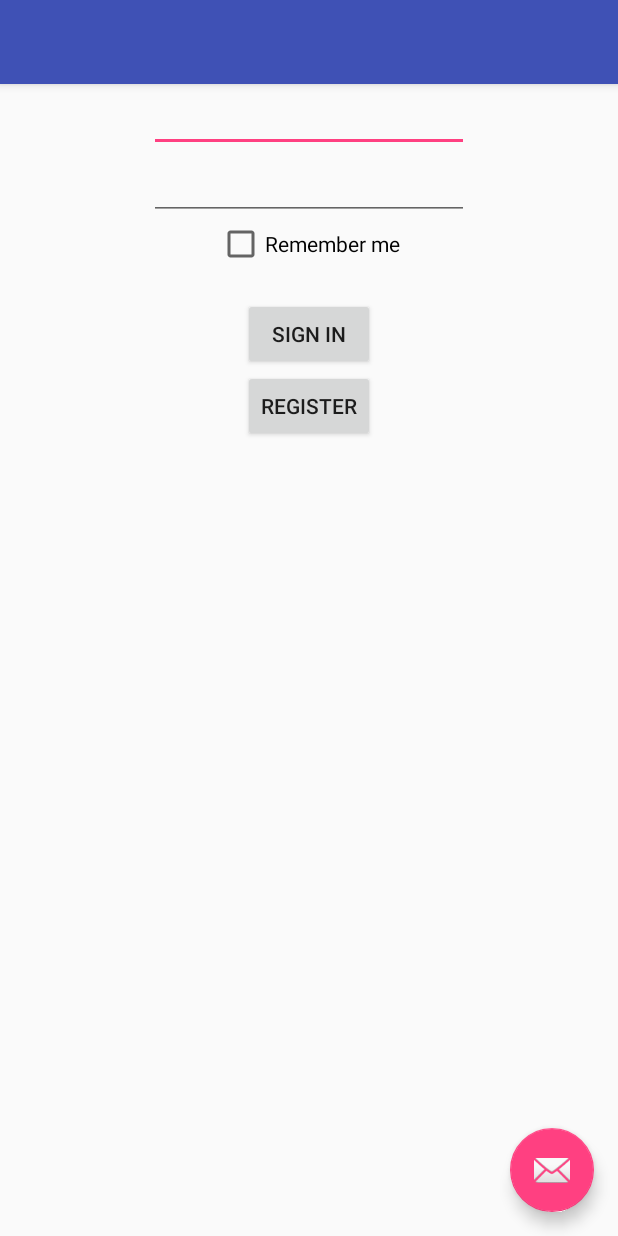
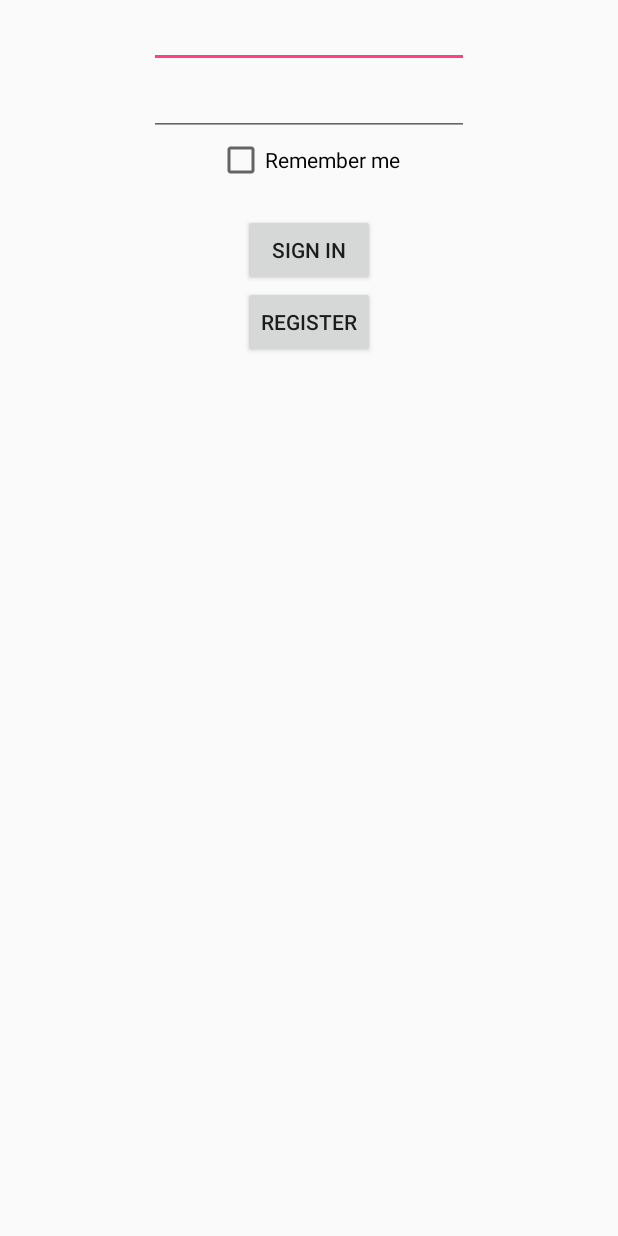
Before and after one commit to SGKhmCs/wBoard-android, an Android app: the layout activity_main.xml on its own in the app's theme, with its tools: preview values and no code run, on a phone screen of 412 x 824 dp. Run offline under Robolectric (Android 15) with nearby library versions, the phone set to English and light mode, and no system bars.

```diff
--- a/build.gradle
+++ b/build.gradle
@@ -27,9 +27,12 @@ dependencies {
     androidTestCompile('com.android.support.test.espresso:espresso-core:2.2.2', {
         exclude group: 'com.android.support', module: 'support-annotations'
     })
+    compile 'com.google.code.gson:gson:2.8.1'
     compile 'com.android.support:appcompat-v7:25.3.1'
     compile 'com.android.support:design:25.3.1'
     compile 'com.android.support.constraint:constraint-layout:+'
     testCompile 'junit:junit:4.12'
-    compile files('libs/retrofit-2.3.0.jar')
+    compile 'com.squareup.retrofit2:retrofit:2.3.0'
+    compile 'com.squareup.retrofit2:converter-gson:2.3.0'
+    compile 'com.squareup.retrofit2:converter-scalars:2.3.0'
 }
--- a/src/main/res/layout/activity_main.xml
+++ b/src/main/res/layout/activity_main.xml
@@ -6,28 +6,6 @@
     android:layout_height="match_parent"
     tools:context="ua.tsisar.wboard.MainActivity">
 
-    <android.support.design.widget.AppBarLayout
-        android:layout_width="match_parent"
-        android:layout_height="wrap_content"
-        android:theme="@style/AppTheme.AppBarOverlay">
-
-        <android.support.v7.widget.Toolbar
-            android:id="@+id/toolbar"
-            android:layout_width="match_parent"
-            android:layout_height="?attr/actionBarSize"
-            android:background="?attr/colorPrimary"
-            app:popupTheme="@style/AppTheme.PopupOverlay" />
-
-    </android.support.design.widget.AppBarLayout>
-
     <include layout="@layout/content_main" />
 
-    <android.support.design.widget.FloatingActionButton
-        android:id="@+id/fab"
-        android:layout_width="wrap_content"
-        android:layout_height="wrap_content"
-        android:layout_gravity="bottom|end"
-        android:layout_margin="@dimen/fab_margin"
-        app:srcCompat="@android:drawable/ic_dialog_email" />
-
 </android.support.design.widget.CoordinatorLayout>
```
Also changed, not shown: src/main/AndroidManifest.xml (+2 -5 lines), src/main/java/ua/tsisar/wboard/ApiInterface.java (added, +21 -0 lines), src/main/java/ua/tsisar/wboard/App.java (added, +29 -0 lines), src/main/java/ua/tsisar/wboard/AuthenticateDTO.java (added, +42 -0 lines), src/main/java/ua/tsisar/wboard/MainActivity.java (+26 -104 lines), src/main/java/ua/tsisar/wboard/TokenDTO.java (added, +20 -0 lines), libs/retrofit-2.3.0.jar (deleted), 1 other file.
